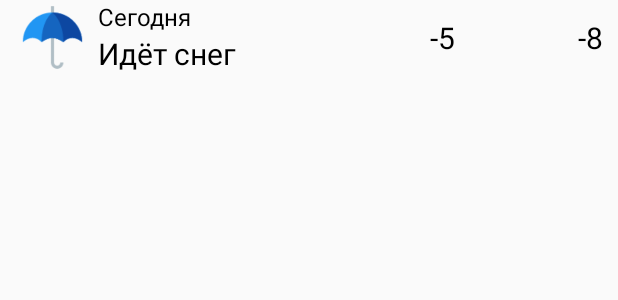
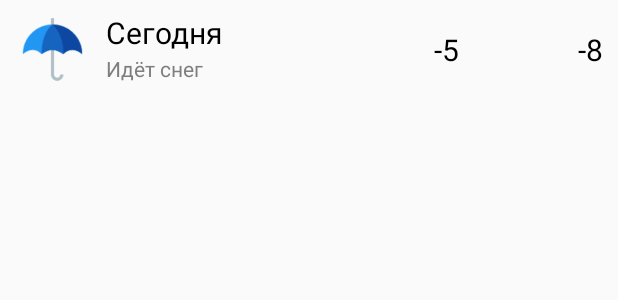
Before and after one commit to HazarD2311/Weather, an Android app: the layout items_recycler_weather.xml on its own in the app's theme, with its tools: preview values and no code run, on a phone screen of 412 x 824 dp. Shown: the top 300 px of the screen. Run offline under Robolectric (Android 15) with nearby library versions, the phone set to English and light mode, and no system bars.

Commit message:
Доделал ячейку списка, исправил баг с датой, увеличил minSdk до 21 для использования русского языка (класс Locate)

```diff
--- a/app/build.gradle
+++ b/app/build.gradle
@@ -5,7 +5,7 @@ android {
     buildToolsVersion '25.0.2'
     defaultConfig {
         applicationId "ru.surfproject.app.weather"
-        minSdkVersion 15
+        minSdkVersion 21
         targetSdkVersion 25
         versionCode 1
         versionName "1.0"
--- a/app/src/main/java/ru/surfproject/app/weather/adapters/WeatherAdapter.java
+++ b/app/src/main/java/ru/surfproject/app/weather/adapters/WeatherAdapter.java
@@ -27,14 +27,14 @@ public class WeatherAdapter extends RecyclerView.Adapter<WeatherAdapter.ViewHold
 
     @Override
     public WeatherAdapter.ViewHolder onCreateViewHolder(ViewGroup parent, int viewType) {
-        View view = LayoutInflater.from(parent.getContext()).inflate(R.layout.items_recycler_main, parent, false);
+        View view = LayoutInflater.from(parent.getContext()).inflate(R.layout.items_recycler_weather, parent, false);
         return new ViewHolder(view);
     }
 
     @Override
     public void onBindViewHolder(ViewHolder holder, int position) {
         Weather mainItemsRecyclerAdapter = weatherList.get(position);
-        holder.imageTypeweather.setImageResource(mainItemsRecyclerAdapter.getImage());
+        holder.imageTypeWeather.setImageResource(mainItemsRecyclerAdapter.getImage());
         holder.textViewWeekday.setText(mainItemsRecyclerAdapter.getDay());
         holder.textViewTypeWeather.setText(mainItemsRecyclerAdapter.getTypeWeather());
         holder.textViewTemperature1.setText(mainItemsRecyclerAdapter.getTemperatureDay());
@@ -48,7 +48,7 @@ public class WeatherAdapter extends RecyclerView.Adapter<WeatherAdapter.ViewHold
     }
 
     public class ViewHolder extends RecyclerView.ViewHolder {
-        ImageView imageTypeweather;
+        ImageView imageTypeWeather;
         TextView textViewWeekday;
         TextView textViewTypeWeather;
         TextView textViewTemperature1;
@@ -56,7 +56,7 @@ public class WeatherAdapter extends RecyclerView.Adapter<WeatherAdapter.ViewHold
 
         public ViewHolder(View itemView) {
             super(itemView);
-            imageTypeweather = (ImageView) itemView.findViewById(R.id.img_type_weather);
+            imageTypeWeather = (ImageView) itemView.findViewById(R.id.img_type_weather);
             textViewWeekday = (TextView) itemView.findViewById(R.id.tv_weekday);
             textViewTypeWeather = (TextView) itemView.findViewById(R.id.tv_type_weather);
             textViewTemperature1 = (TextView) itemView.findViewById(R.id.tv_temperature1);
--- a/app/src/main/res/layout/items_recycler_main.xml
+++ b/app/src/main/res/layout/items_recycler_weather.xml
@@ -4,37 +4,43 @@
     android:layout_height="wrap_content"
     android:background="?attr/selectableItemBackground"
     android:clickable="true"
-    android:orientation="horizontal">
+    android:orientation="horizontal"
+    android:paddingBottom="8dp"
+    android:paddingTop="8dp">
 
     <ImageView
         android:id="@+id/img_type_weather"
         android:layout_width="50dp"
         android:layout_height="50dp"
         android:layout_marginLeft="10dp"
-        android:layout_marginRight="5dp"
+        android:layout_marginRight="10dp"
         android:src="@drawable/icon" />
 
     <LinearLayout
         android:layout_width="match_parent"
-        android:layout_height="wrap_content"
+        android:layout_height="match_parent"
         android:layout_weight="2"
         android:orientation="vertical">
 
         <TextView
             android:id="@+id/tv_weekday"
-            android:layout_width="match_parent"
-            android:layout_height="wrap_content"
+            android:layout_width="wrap_content"
+            android:layout_height="match_parent"
+            android:layout_weight="2"
+            android:gravity="center"
             android:text="Сегодня"
             android:textColor="@android:color/black"
-            android:textSize="16sp" />
+            android:textSize="20sp" />
 
         <TextView
             android:id="@+id/tv_type_weather"
-            android:layout_width="match_parent"
-            android:layout_height="wrap_content"
+            android:layout_width="wrap_content"
+            android:layout_height="match_parent"
+            android:layout_weight="2"
+            android:gravity="center"
             android:text="Идёт снег"
-            android:textColor="@android:color/black"
-            android:textSize="20sp" />
+            android:textColor="@color/gray_type_weather"
+            android:textSize="14sp" />
     </LinearLayout>
 
     <LinearLayout
--- a/app/src/main/res/values/colors.xml
+++ b/app/src/main/res/values/colors.xml
@@ -5,4 +5,5 @@
     <color name="colorAccent">#1976d2</color>
     <color name="tabTextColor">#4d4d4d</color>
     <color name="colorViewLine">#dadada</color>
+    <color name="gray_type_weather">#7d7f7d</color>
 </resources>
```
Also changed, not shown: app/src/main/java/ru/surfproject/app/weather/fragments/WeatherFragment.java (+16 -9 lines), app/src/main/java/ru/surfproject/app/weather/models/Weather.java (+15 -61 lines).
